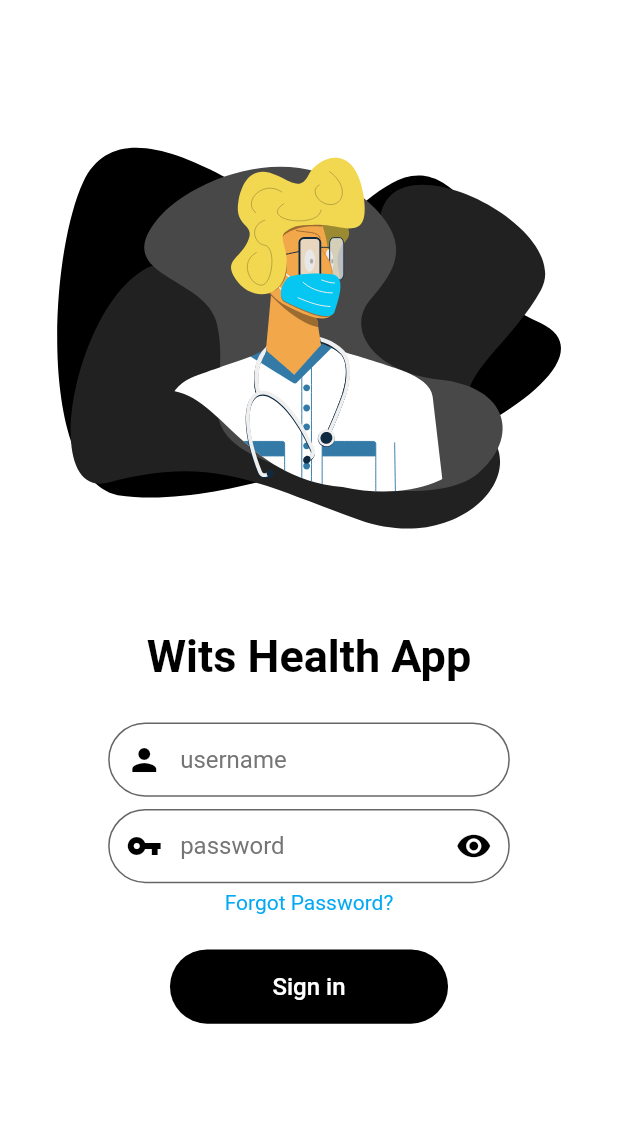
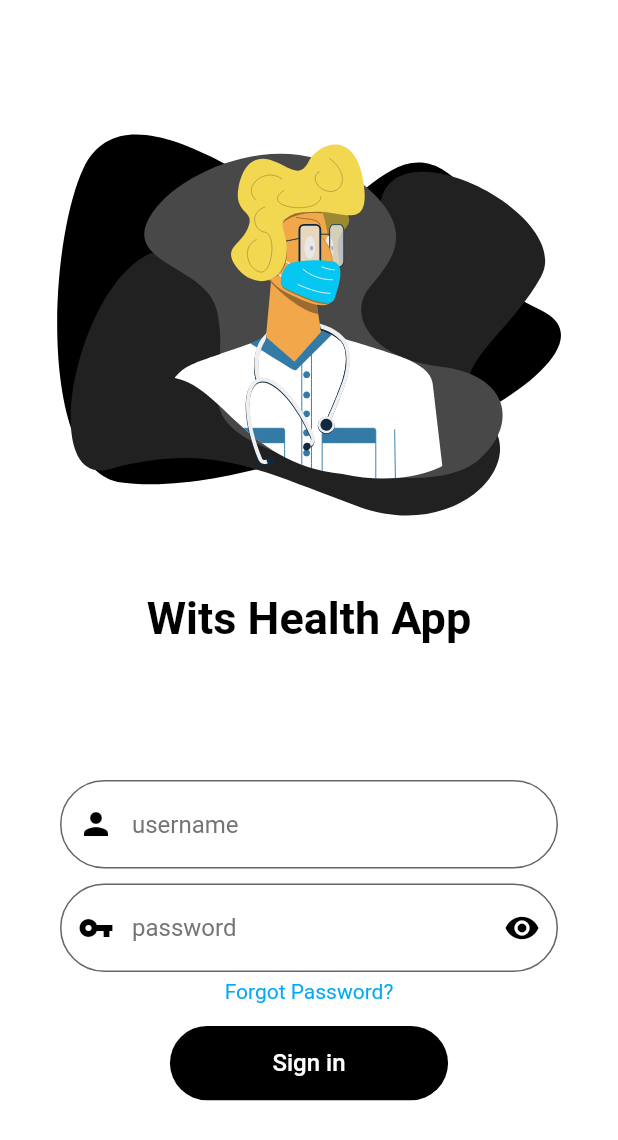
Before and after one commit to RXRider1451/Software-Design-Project, a Flutter app: the screen it shows after launch, on a phone screen of 412 x 824 dp. Shown: the top 1140 px of the screen. Run offline on Flutter 3.47's test engine with Material 2 defaults, Android fonts, the phone set to English and light mode, and no system bars; our stand-ins replace form_field_validator, google_fonts, lottie, shared_preferences, table_calendar.

Commit message:
bug fixing

```diff
--- a/lib/screens/signin.dart
+++ b/lib/screens/signin.dart
@@ -1,6 +1,7 @@
 import 'package:flutter/material.dart';
 import 'package:flutter/rendering.dart';
 import 'package:lottie/lottie.dart';
+import 'package:sd_health_science_app/screens/forgotPassword_screen.dart';
 import 'package:sd_health_science_app/screens/home_screen.dart';
 import 'package:form_field_validator/form_field_validator.dart';
 import 'package:shared_preferences/shared_preferences.dart';
@@ -30,24 +31,17 @@ class _SignInScreenState extends State<SignInScreen> {
       body: SingleChildScrollView(
         child: Form(
           key: _formkey,
-          child: ConstrainedBox(
-            constraints: BoxConstraints(),
           child: Center(
             child: Container(
               height: MediaQuery.of(context).size.height,
               child: Column(
                 children: [
                   Expanded(
-                      flex: 2,
                     child: Lottie.asset(
                       'assets/lottie/doctor.json',
                       fit: BoxFit.contain,
                     ),
                   ),
-                    Expanded(
-                      child: Column(
-                        mainAxisAlignment: MainAxisAlignment.spaceEvenly,
-                        children: [
                   Text(
                     'Wits Health App',
                     style: TextStyle(
@@ -55,16 +49,15 @@ class _SignInScreenState extends State<SignInScreen> {
                         fontWeight: FontWeight.bold,
                         fontSize: 30),
                   ),
-                          SizedBox(
-                            height: 10,
-                          ),
-                          Container(
-                            height: MediaQuery.of(context).size.height * 0.06,
-                            width: MediaQuery.of(context).size.width * 0.65,
+                  Expanded(
+                    child: Column(
+                      mainAxisAlignment: MainAxisAlignment.center,
+                      children: [
+                        Padding(
+                          padding:
+                              const EdgeInsets.only(left: 40.0, right: 40.0),
                           child: TextFormField(
                             controller: _usernameController,
-                              textAlignVertical: TextAlignVertical.bottom,
-                              //textAlign: TextAlign.center,
                             cursorColor: Colors.black,
                             textInputAction: TextInputAction.next,
                             decoration: InputDecoration(
@@ -99,15 +92,14 @@ class _SignInScreenState extends State<SignInScreen> {
                             },
                           ),
                         ),
-                          Column(
-                            children: [
-                              Container(
-                                height:
-                                    MediaQuery.of(context).size.height * 0.06,
-                                width: MediaQuery.of(context).size.width * 0.65,
+                        SizedBox(
+                          height: 10,
+                        ),
+                        Padding(
+                          padding:
+                              const EdgeInsets.only(left: 40.0, right: 40.0),
                           child: TextFormField(
-                                    textAlignVertical: TextAlignVertical.bottom,
-                                    //textAlign: TextAlign.center,
+                              controller: _passwordController,
                               cursorColor: Colors.black,
                               obscureText: _obscureText,
                               decoration: InputDecoration(
@@ -140,12 +132,10 @@ class _SignInScreenState extends State<SignInScreen> {
                                     borderRadius: BorderRadius.all(
                                       Radius.circular(30.0),
                                     ),
-                                          borderSide:
-                                              BorderSide(color: Colors.black),
+                                    borderSide: BorderSide(color: Colors.black),
                                   ),
                                   filled: true,
-                                        hintStyle:
-                                            TextStyle(color: Colors.grey[600]),
+                                  hintStyle: TextStyle(color: Colors.grey[600]),
                                   hintText: "password",
                                   fillColor: Colors.white70),
                               //Validation for Password
@@ -163,16 +153,17 @@ class _SignInScreenState extends State<SignInScreen> {
                         SizedBox(
                           height: 5,
                         ),
-                              Text('Forgot Password?',
+                        GestureDetector(
+                          onTap: () {
+                            Navigator.push(
+                                context,
+                                MaterialPageRoute(
+                                    builder: (context) =>
+                                        forgotPasswordScreen()));
+                          },
+                          child: Text('Forgot Password?',
                               style: TextStyle(color: Colors.lightBlue)),
-                            ],
                         ),
-                        ],
-                      ),
-                    ),
-                    Expanded(
-                      child: Column(
-                        children: [
                         SizedBox(
                           height: 15,
                         ),
@@ -205,8 +196,7 @@ class _SignInScreenState extends State<SignInScreen> {
                                   Navigator.pushReplacement(
                                       context,
                                       MaterialPageRoute(
-                                            builder: (context) =>
-                                                HomeScreen()));
+                                          builder: (context) => HomeScreen()));
                                 }
                               }),
                         ),
@@ -219,7 +209,6 @@ class _SignInScreenState extends State<SignInScreen> {
           ),
         ),
       ),
-      ),
     );
   }
 }
--- a/lib/services/auth.dart
+++ b/lib/services/auth.dart
@@ -31,6 +31,8 @@ class _AuthState extends State<Auth> {
 
   @override
   Widget build(BuildContext context) {
-    return username == "" ? SignInScreen() : HomeScreen();
+    return Container(
+        color: Colors.white,
+        child: username == "" ? SignInScreen() : HomeScreen());
   }
 }
```
Lines whose indentation alone changed are shown as unchanged.
